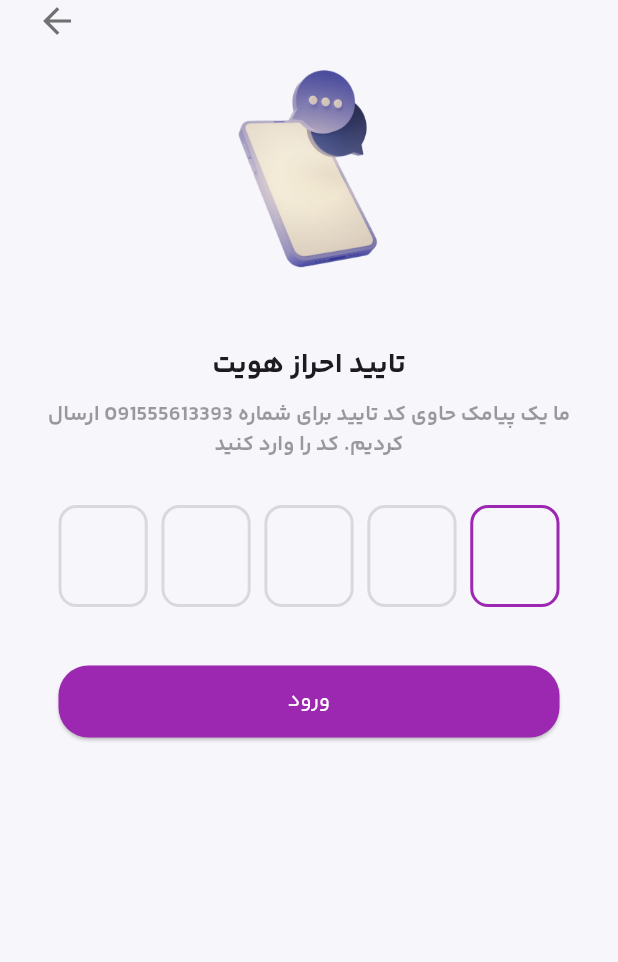
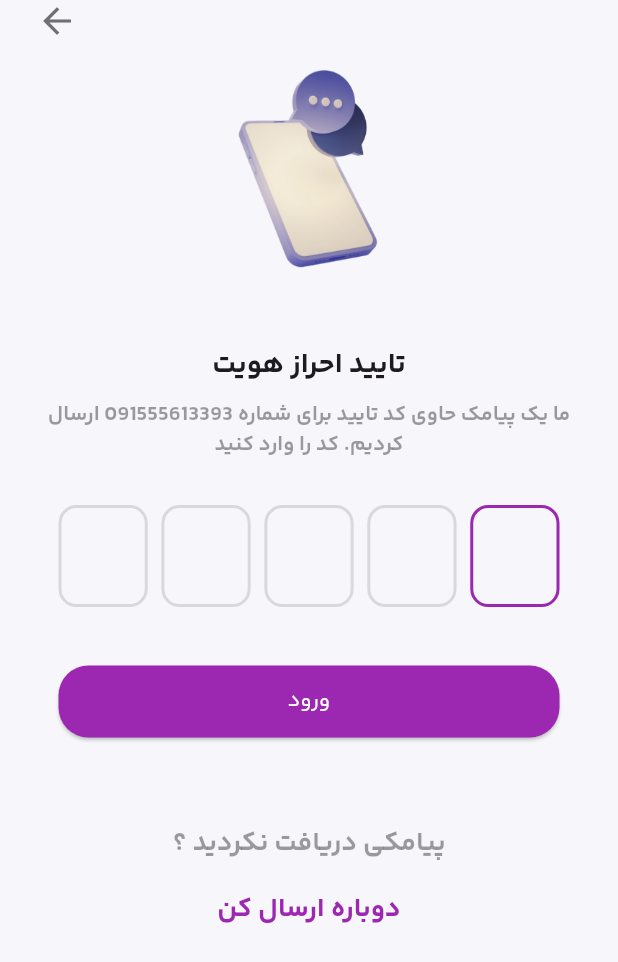
Before and after one commit to SinaHajipooor/flutter-design, a Flutter app: the OtpScreen screen opened by its route, on a phone screen of 412 x 824 dp. Shown: the top 962 px of the screen. Run offline on Flutter 3.47's test engine with Material 2 defaults, Android fonts, the phone set to English and light mode, and no system bars.

Commit message:
config the otp resend message

```diff
--- a/lib/screens/auth/otp_screen.dart
+++ b/lib/screens/auth/otp_screen.dart
@@ -92,8 +92,16 @@ class _OtpScreenState extends State<OtpScreen> {
                   ],
                 ),
               ),
-
-              // const SizedBox(height: 38),
+              const SizedBox(height: 18),
+              const Text(
+                'پیامکی دریافت نکردید ؟',
+                style: TextStyle(fontSize: 18, fontWeight: FontWeight.bold, color: Colors.black38),
+              ),
+              const SizedBox(height: 18),
+              const Text(
+                'دوباره ارسال کن',
+                style: TextStyle(fontSize: 18, fontWeight: FontWeight.bold, color: Colors.purple),
+              )
             ],
           ),
         ),
```
